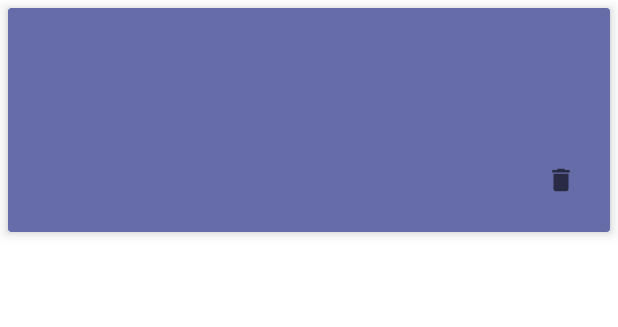
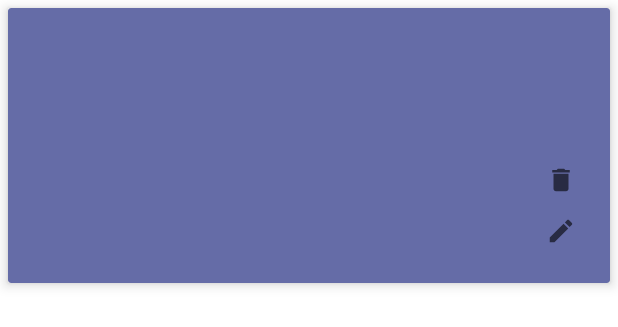
Before and after one commit to kenic8/The-final-version, an Android app: the layout card_layout.xml on its own in the app's theme, with its tools: preview values and no code run, on a phone screen of 412 x 824 dp. Shown: the top 327 px of the screen. Run offline under Robolectric (Android 15) with nearby library versions, the light colour scheme and no system bars.

Commit message:
With edit

```diff
--- a/ShoppingListExam/app/src/main/AndroidManifest.xml
+++ b/ShoppingListExam/app/src/main/AndroidManifest.xml
@@ -9,7 +9,9 @@
         android:roundIcon="@mipmap/ic_launcher_round"
         android:supportsRtl="true"
         android:theme="@style/Theme.ShoppingListStartCodeKotlin">
-
+        <activity
+            android:name=".EditActivity"
+            android:exported="true" />
         <activity android:name=".MainActivity">
             <intent-filter>
                 <action android:name="android.intent.action.MAIN" />
--- a/ShoppingListExam/app/src/main/java/com/example/ShoppingListExam/Constants.kt
+++ b/ShoppingListExam/app/src/main/java/com/example/ShoppingListExam/Constants.kt
@@ -3,5 +3,6 @@ package com.example.ShoppingListExam
 object Constants {
     const val RETURN_KEY = "returnData"
     const val QUESTION_KEY = "qString"
+    const val Edit_key = "key"
 
 }
--- /dev/null
+++ b/ShoppingListExam/app/src/main/res/drawable/ic_edit.xml
@@ -0,0 +1,10 @@
+<vector xmlns:android="http://schemas.android.com/apk/res/android"
+    android:width="24dp"
+    android:height="24dp"
+    android:viewportWidth="24"
+    android:viewportHeight="24"
+    android:tint="?attr/colorControlNormal">
+  <path
+      android:fillColor="@android:color/white"
+      android:pathData="M3,17.25V21h3.75L17.81,9.94l-3.75,-3.75L3,17.25zM20.71,7.04c0.39,-0.39 0.39,-1.02 0,-1.41l-2.34,-2.34c-0.39,-0.39 -1.02,-0.39 -1.41,0l-1.83,1.83 3.75,3.75 1.83,-1.83z"/>
+</vector>
--- a/ShoppingListExam/app/src/main/res/layout/card_layout.xml
+++ b/ShoppingListExam/app/src/main/res/layout/card_layout.xml
@@ -62,6 +62,18 @@
         app:layout_constraintTop_toBottomOf="@id/product_detail"
         app:layout_constraintRight_toRightOf="parent"></ImageView>
 
+    <ImageView
+        android:layout_width="20dp"
+        android:layout_height="wrap_content"
+        android:id="@+id/product_edit"
+        android:layout_marginStart="16dp"
+        android:layout_marginTop="10dp"
+        android:src="@drawable/ic_edit"
+        android:textSize="20sp"
+        app:layout_constraintTop_toBottomOf="@id/product_options"
+        app:layout_constraintRight_toRightOf="parent"></ImageView>
+
+
 
 
 </androidx.constraintlayout.widget.ConstraintLayout>
```
Also changed, not shown: ShoppingListExam/app/src/main/java/com/example/ShoppingListExam/Adapters/ProductAdapter.kt (+28 -8 lines), ShoppingListExam/app/src/main/java/com/example/ShoppingListExam/EditActivity.kt (added, +34 -0 lines), ShoppingListExam/app/src/main/java/com/example/ShoppingListExam/MainActivity.kt (+3 -4 lines), ShoppingListExam/app/src/main/res/layout/activity_edit.xml (added, +70 -0 lines).
